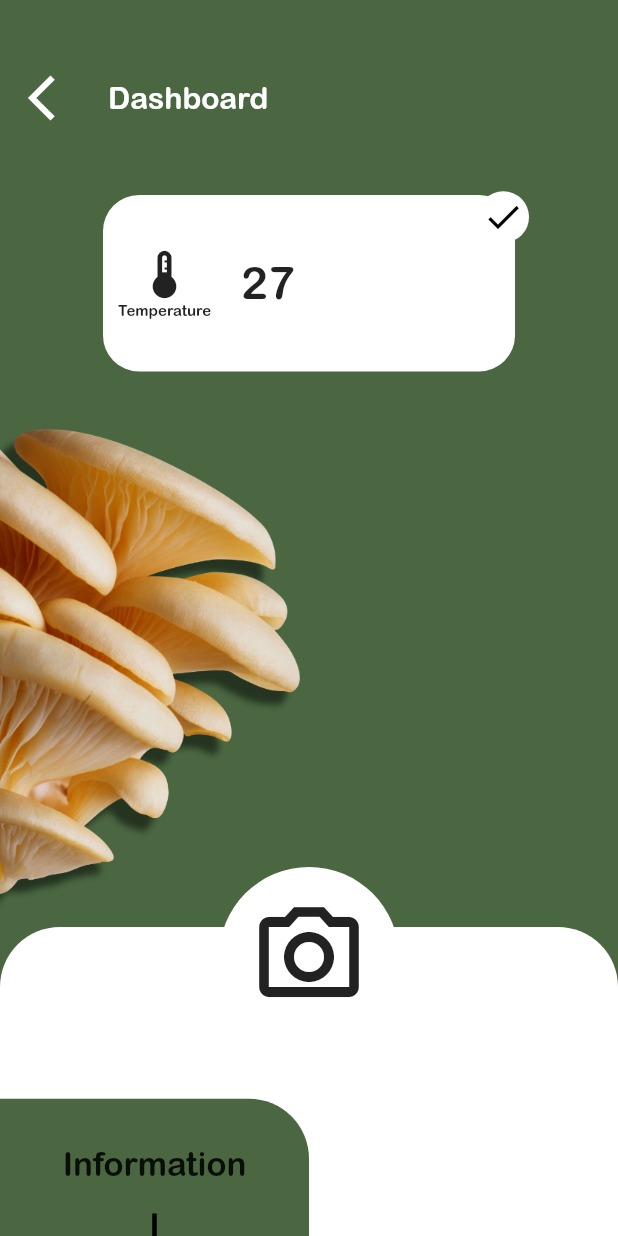
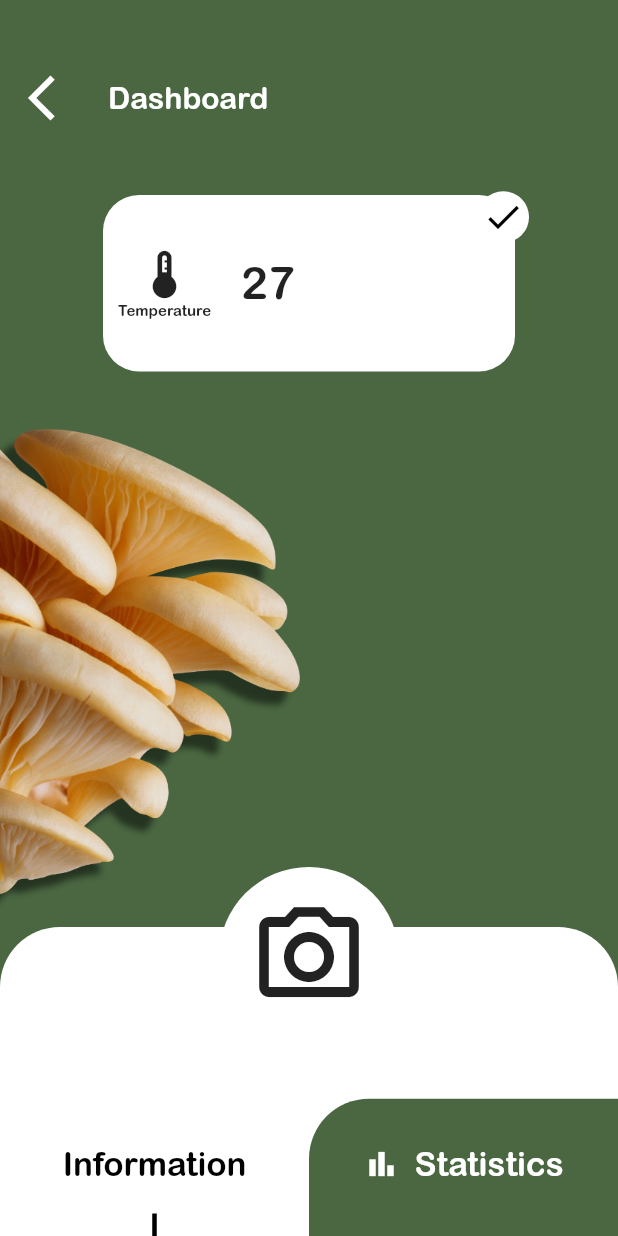
Before and after one commit to muxonn/grow_guard, a Flutter app: the PlantPage screen opened directly, on a phone screen of 412 x 824 dp. Run offline on Flutter 3.47's test engine with Material 2 defaults, Android fonts, the phone set to English and light mode, and no system bars.

Commit message:
Move bottom nav to two separate files - info and stats

```diff
--- a/lib/plant_page.dart
+++ b/lib/plant_page.dart
@@ -1,5 +1,6 @@
 import 'package:flutter/material.dart';
-import 'package:grow_guard/ui/bottom_navigation_element.dart';
+import 'package:grow_guard/ui/info_navigator.dart';
+import 'package:grow_guard/ui/stats_navigator.dart';
 import 'package:grow_guard/utils/colors.dart';
 import 'package:grow_guard/utils/sensor_data.dart';
 
@@ -89,7 +90,16 @@ class PlantPage extends StatelessWidget {
                     alignment: Alignment.bottomLeft,
                     child: Row(
                       children: [
-                        BottomNavigationElement(size: size),
+                        InfoNavigator(
+                          size: size,
+                          text: "Information",
+                          active: true,
+                        ),
+                        StatsNavigator(
+                          size: size,
+                          text: "Statistics",
+                          active: false,
+                        )
                       ],
                     ),
                   ),
--- a/lib/ui/bottom_navigation_element.dart
+++ /dev/null
@@ -1,37 +0,0 @@
-import 'package:flutter/material.dart';
-import '../utils/colors.dart';
-
-class BottomNavigationElement extends StatelessWidget {
-  const BottomNavigationElement({
-    super.key,
-    required this.size,
-  });
-
-  final Size size;
-
-  @override
-  Widget build(BuildContext context) {
-    return Container(
-      decoration: BoxDecoration(
-        borderRadius: BorderRadius.only(topRight: Radius.circular(40)),
-        color: forestGreen,
-      ),
-      height: size.height / 9,
-      width: size.width / 2,
-      child: Expanded(
-        child: Column(
-          mainAxisAlignment: MainAxisAlignment.spaceBetween,
-          children: [
-            SizedBox(height: 10),
-            Text("Information", style: TextStyle(fontSize: 22)),
-            Container(
-              height: 15,
-              width: 3,
-              color: Colors.black,
-            ),
-          ],
-        ),
-      ),
-    );
-  }
-}
--- /dev/null
+++ b/lib/ui/info_navigator.dart
@@ -0,0 +1,45 @@
+import 'package:flutter/material.dart';
+import '../utils/colors.dart';
+
+class InfoNavigator extends StatelessWidget {
+  const InfoNavigator({
+    super.key,
+    required this.size,
+    required this.text,
+    required this.active,
+  });
+
+  final Size size;
+  final String text;
+  final bool active;
+
+  @override
+  Widget build(BuildContext context) {
+    return Container(
+      decoration: BoxDecoration(
+        borderRadius: BorderRadius.only(topRight: Radius.circular(40)),
+        color: active ? Colors.white : forestGreen,
+      ),
+      height: size.height / 9,
+      width: size.width / 2,
+      child: Column(
+        mainAxisAlignment: MainAxisAlignment.spaceBetween,
+        children: [
+          SizedBox(height: 10),
+          Text(
+            text,
+            style: TextStyle(
+              fontSize: 22,
+              color: active ? Colors.black : Colors.white,
+            ),
+          ),
+          Container(
+            height: 15,
+            width: 3,
+            color: active ? Colors.black : Colors.transparent,
+          ),
+        ],
+      ),
+    );
+  }
+}
--- /dev/null
+++ b/lib/ui/stats_navigator.dart
@@ -0,0 +1,52 @@
+import 'package:flutter/material.dart';
+import '../utils/colors.dart';
+
+class StatsNavigator extends StatelessWidget {
+  const StatsNavigator({
+    super.key,
+    required this.size,
+    required this.text,
+    required this.active,
+  });
+
+  final Size size;
+  final String text;
+  final bool active;
+
+  @override
+  Widget build(BuildContext context) {
+    return Container(
+      decoration: BoxDecoration(
+          borderRadius: BorderRadius.only(topLeft: Radius.circular(40)),
+          color: active ? Colors.white : forestGreen),
+      height: size.height / 9,
+      width: size.width / 2,
+      child: Column(
+        mainAxisAlignment: MainAxisAlignment.spaceBetween,
+        children: [
+          SizedBox(height: 10),
+          Row(
+            mainAxisAlignment: MainAxisAlignment.center,
+            children: [
+              Icon(Icons.bar_chart,
+                  color: active ? Colors.black : Colors.white),
+              SizedBox(width: 10),
+              Text(
+                text,
+                style: TextStyle(
+                  fontSize: 22,
+                  color: active ? Colors.black : Colors.white,
+                ),
+              ),
+            ],
+          ),
+          Container(
+            height: 15,
+            width: 3,
+            color: active ? Colors.black : Colors.transparent,
+          ),
+        ],
+      ),
+    );
+  }
+}
```
